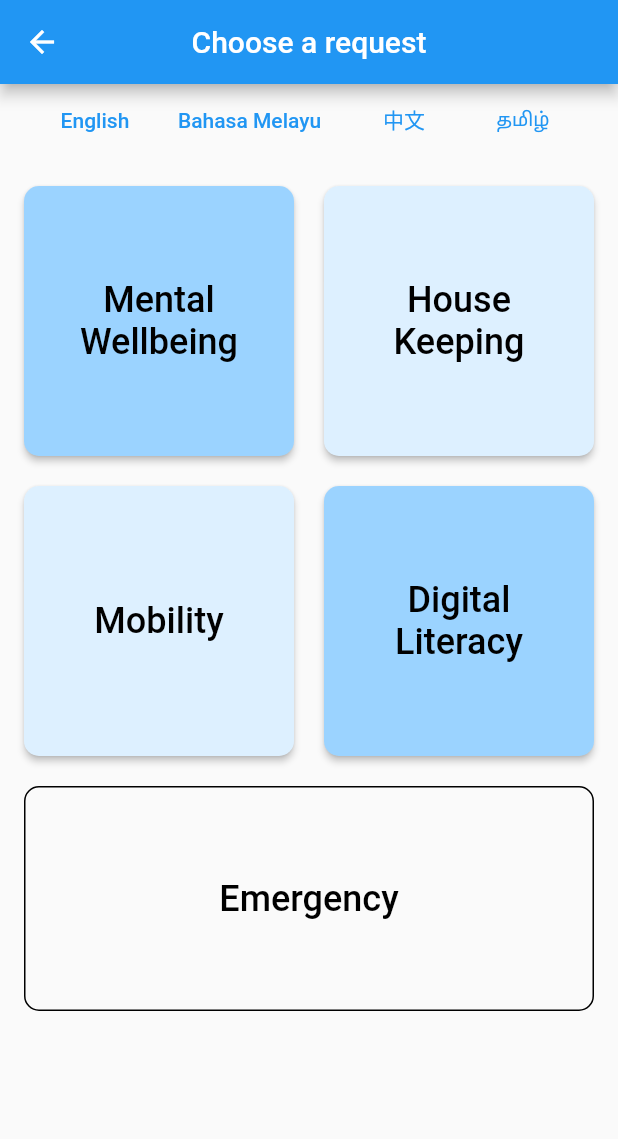
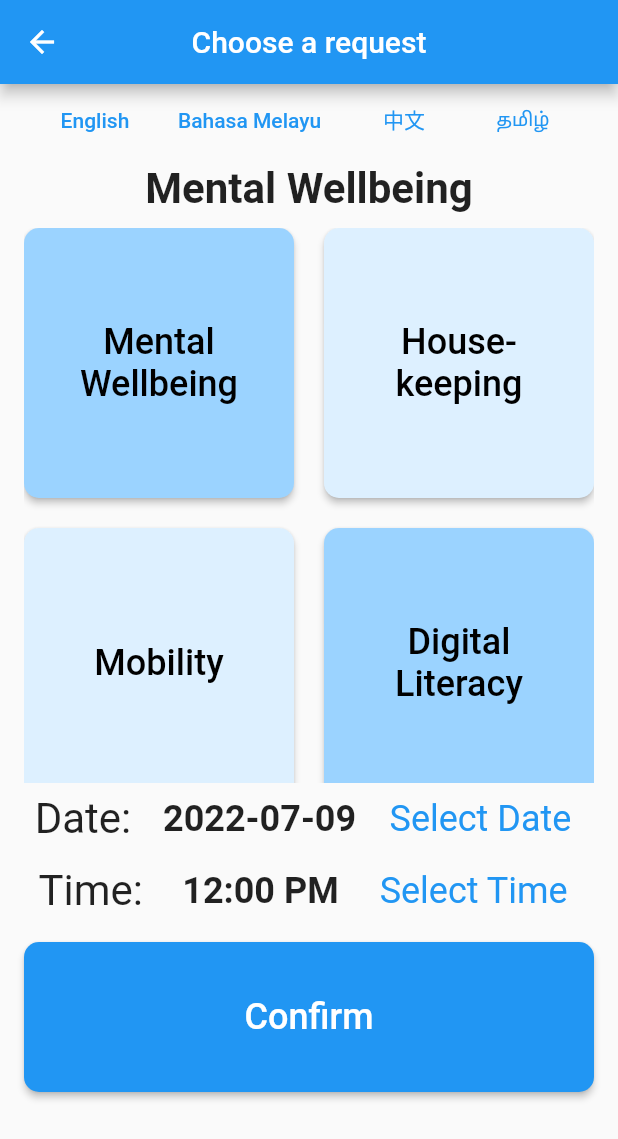
Before and after one commit to tchiong/lifehack2022, a Flutter app: the BeneficiaryCreateRequestScreen screen opened directly, on a phone screen of 412 x 824 dp. Shown: the top 1139 px of the screen. Run offline on Flutter 3.47's test engine with Material 2 defaults, Android fonts, the phone set to English and light mode, and no system bars; our stand-ins replace firebase_core, firebase_database; accounts and stored records are empty.

Commit message:
Date Time selector

```diff
--- a/kindness_network/lib/beneficiary_screen/beneficiary_create_request_screen.dart
+++ b/kindness_network/lib/beneficiary_screen/beneficiary_create_request_screen.dart
@@ -1,7 +1,9 @@
 import 'package:flutter/material.dart';
+import 'package:intl/intl.dart';
 import 'package:kindness_network/beneficiary_screen/beneficiary_request_screen.dart';
 import 'package:kindness_network/common/constants.dart';
 import 'package:kindness_network/common/widgets/language_selector.dart';
+import 'package:kindness_network/data/request.dart';
 
 import '../data/firebase.dart';
 import '../data/users.dart';
@@ -14,9 +16,46 @@ class BeneficiaryCreateRequestScreen extends StatefulWidget {
 }
 
 class _BeneficiaryCreateRequestScreenState extends State<BeneficiaryCreateRequestScreen> {
+  JobType selected = JobType.mental;
+  DateTime selectedDate = DateTime.now();
+  TimeOfDay selectedTime = const TimeOfDay(hour: 12, minute:0);
+
   void navigateToRequest(String requestType) {
     Navigator.pushNamed(context, BeneficiaryRequestScreen.routeName,
         arguments: requestType);
+  }
+
+  _selectDate(BuildContext context) async {
+    final DateTime? picked = await showDatePicker(
+      context: context,
+      initialDate: selectedDate,
+      firstDate: DateTime(2010),
+      lastDate: DateTime(2025),
+    );
+    if (picked != null && picked != selectedDate) {
+      setState(() {
+        selectedDate = picked;
+      });
+    }
+  }
+
+  void _selectTime() async {
+    final TimeOfDay? newTime = await showTimePicker(
+      context: context,
+      initialTime: selectedTime,
+      initialEntryMode: TimePickerEntryMode.input,
+    );
+    if (newTime != null) {
+      setState(() {
+        selectedTime = newTime;
+      });
+    }
+  }
+
+  void selectJobType(JobType type) {
+    setState(() {
+      selected = type;
+    });
   }
 
   @override
@@ -31,10 +70,14 @@ class _BeneficiaryCreateRequestScreenState extends State<BeneficiaryCreateReques
               children: [
                 const LanguageSelector(),
                 const SizedBox(
-                  height: 20,
+                  height: 5,
+                ),
+                Text(selected.toString(), style: const TextStyle(fontSize: 28, fontWeight: FontWeight.w600)),
+                const SizedBox(
+                  height: 10,
                 ),
                 SizedBox(
-                  height: 400,
+                  height: 370,
                   child: GridView.count(
                     crossAxisCount: 2,
                     crossAxisSpacing: 20,
@@ -54,9 +97,9 @@ class _BeneficiaryCreateRequestScreenState extends State<BeneficiaryCreateReques
                             ),
                           ),
                           onPressed: (){
-                            navigateToRequest("Mental Wellbeing");
+                            selectJobType(JobType.mental);
                           },
-                          child: const Text("Mental Wellbeing", textAlign: TextAlign.center, style: TextStyle(color: Colors.black)),
+                          child:  Text(JobType.mental.toString(), textAlign: TextAlign.center, style: const TextStyle(color: Colors.black)),
                         ),
                       ),
                       SizedBox(
@@ -73,9 +116,9 @@ class _BeneficiaryCreateRequestScreenState extends State<BeneficiaryCreateReques
                             ),
                           ),
                           onPressed: (){
-                            navigateToRequest("House Keeping");
+                            selectJobType(JobType.housekeeping);
                           },
-                          child: const Text("House Keeping", textAlign: TextAlign.center, style: TextStyle(color: Colors.black)),
+                          child: Text(JobType.housekeeping.toString(), textAlign: TextAlign.center, style: const TextStyle(color: Colors.black)),
                         ),
                       ),
                       SizedBox(
@@ -94,9 +137,9 @@ class _BeneficiaryCreateRequestScreenState extends State<BeneficiaryCreateReques
                             ),
                           ),
                           onPressed: (){
-                            navigateToRequest("Mobility");
+                            selectJobType(JobType.mobility);
                           },
-                          child: const Text("Mobility", textAlign: TextAlign.center, style: TextStyle(color: Colors.black)),
+                          child: Text(JobType.mobility.toString(), textAlign: TextAlign.center, style: const TextStyle(color: Colors.black)),
                         ),
                       ),
                       SizedBox(
@@ -113,31 +156,51 @@ class _BeneficiaryCreateRequestScreenState extends State<BeneficiaryCreateReques
                             ),
                           ),
                           onPressed: (){
-                            navigateToRequest("Digital Literacy");
+                            selectJobType(JobType.literacy);
                           },
-                          child: const Text("Digital Literacy", textAlign: TextAlign.center, style: TextStyle(color: Colors.black)),
+                          child: Text(JobType.literacy.toString(), textAlign: TextAlign.center, style: const TextStyle(color: Colors.black)),
                         ),
                       ),
                     ],
                   ),
                 ),
+                Column(
+                  children: [
+                    Row(
+                      mainAxisAlignment: MainAxisAlignment.spaceAround,
+                      children: [
+                        const Text("Date: ", style: TextStyle(fontSize: 28, fontWeight: FontWeight.w400),),
+                        Text(DateFormat('yyyy-MM-dd').format(selectedDate),   style: const TextStyle(fontSize: 24, fontWeight: FontWeight.bold),),
+                        TextButton( onPressed: () {_selectDate(context);}, child: const Text("Select Date", style: TextStyle(fontSize: 24, fontWeight: FontWeight.w400),),),
+                      ],
+                    ),
+                    Row(
+                      mainAxisAlignment: MainAxisAlignment.spaceAround,
+                      children: [
+                        const Text("Time: ", style: TextStyle(fontSize: 28, fontWeight: FontWeight.w400),),
+                        Text(selectedTime.format(context), style: const TextStyle(fontSize: 24, fontWeight: FontWeight.bold),),
+                        TextButton( onPressed: () {_selectTime();}, child: const Text("Select Time", style: TextStyle(fontSize: 24, fontWeight: FontWeight.w400),),)
+                      ],
+                    ),
+                  ],
+                ),
+                const SizedBox(height: 10,),
                 SizedBox(
-                  width: double.infinity,
-                  height: 150,
-                  child: OutlinedButton(
-                    style: OutlinedButton.styleFrom(
-                      side: const BorderSide(color: Colors.black),
-                      primary: Colors.black,
-                      textStyle: const TextStyle(
-                          fontSize: 24, fontWeight: FontWeight.w500),
-                      shape: RoundedRectangleBorder(
-                        borderRadius: BorderRadius.circular(defaultRadius),
-                      ),
+                width: double.infinity,
+                height: 100,
+                child: ElevatedButton(
+                  style: ElevatedButton.styleFrom(
+                    textStyle: const TextStyle(fontSize: 24, fontWeight: FontWeight.w500),
+                    shape: RoundedRectangleBorder(
+                      borderRadius: BorderRadius.circular(defaultRadius),
                     ),
-                    onPressed: () {},
-                    child: const Text("Emergency"),
                   ),
+                  onPressed: () {
+                    navigateToRequest(selected.toString());
+                  },
+                  child: const Text("Confirm"),
                 ),
+              ),
               ],
             ),
           ),
--- a/kindness_network/pubspec.yaml
+++ b/kindness_network/pubspec.yaml
@@ -36,6 +36,7 @@ dependencies:
   cupertino_icons: ^1.0.2
   firebase_database: ^9.0.18
   firebase_core: ^1.19.1
+  intl: ^0.17.0
 
 dev_dependencies:
   flutter_test:
```
Also changed, not shown: kindness_network/pubspec.lock.
